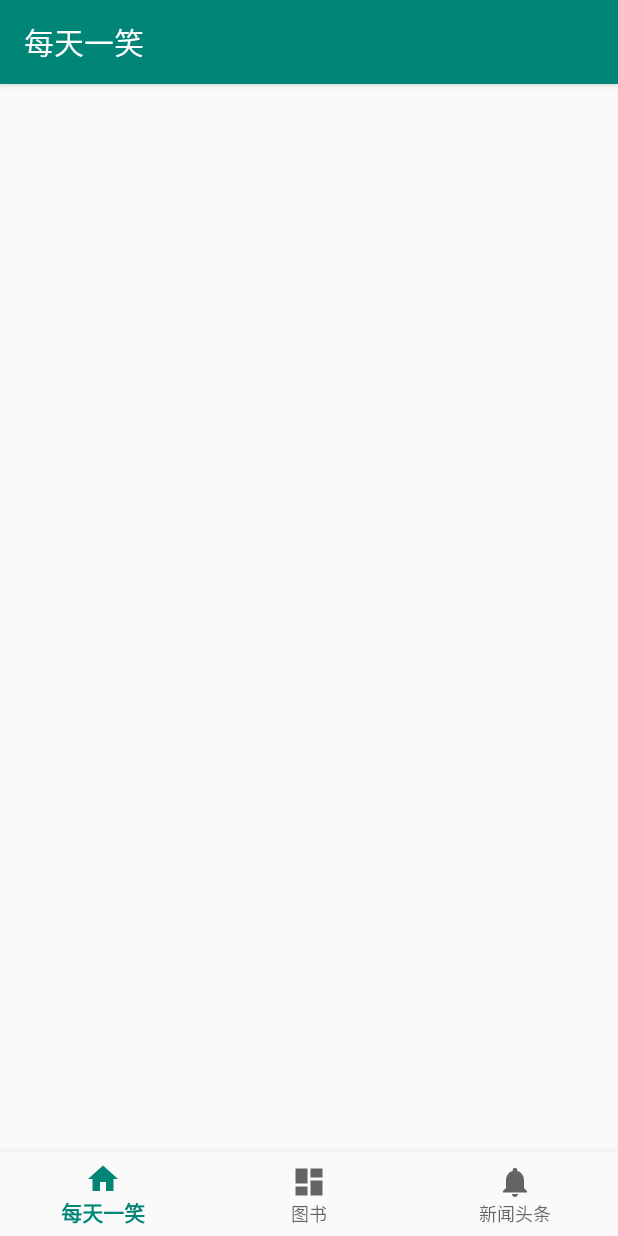
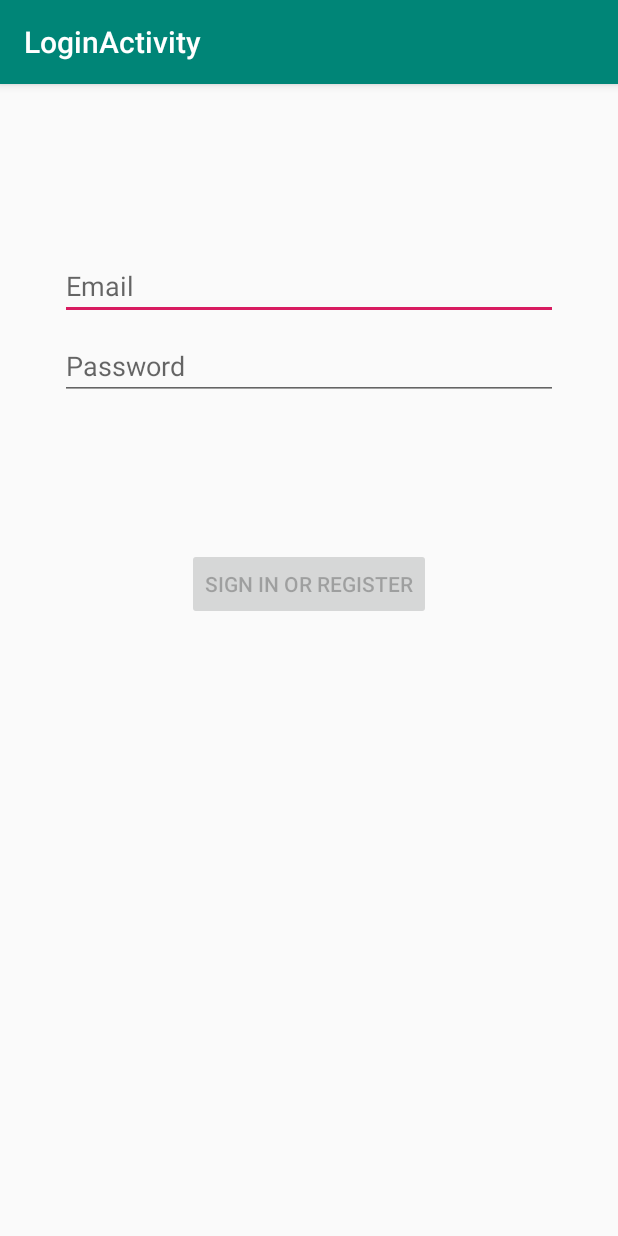
Before and after one commit to 815034762/AndroidFrame, an Android app: the screen it shows after launch (NavigationActivity before the commit, LoginActivity after it), on a phone screen of 412 x 824 dp. Run offline under Robolectric (Android 15) with nearby library versions, the phone set to English and light mode, and no system bars.

Commit message:
添加登录页面

```diff
--- a/app/build.gradle
+++ b/app/build.gradle
@@ -1,4 +1,5 @@
 apply plugin: 'com.android.application'
+apply plugin: 'kotlin-android'
 
 android {
     compileSdkVersion 29
@@ -32,6 +33,7 @@ dependencies {
     implementation 'androidx.navigation:navigation-fragment:2.3.0'
     implementation 'androidx.navigation:navigation-ui:2.3.0'
     implementation 'androidx.lifecycle:lifecycle-extensions:2.2.0'
+    implementation 'androidx.annotation:annotation:1.1.0'
     testImplementation 'junit:junit:4.12'
     androidTestImplementation 'androidx.test:runner:1.2.0'
     androidTestImplementation 'androidx.test.espresso:espresso-core:3.2.0'
--- /dev/null
+++ b/app/src/main/java/com/example/myapplication/ui/login/LoginActivity.kt
@@ -0,0 +1,129 @@
+package com.example.myapplication.ui.login
+
+import android.app.Activity
+import androidx.lifecycle.Observer
+import androidx.lifecycle.ViewModelProviders
+import android.os.Bundle
+import androidx.annotation.StringRes
+import androidx.appcompat.app.AppCompatActivity
+import android.text.Editable
+import android.text.TextWatcher
+import android.view.View
+import android.view.inputmethod.EditorInfo
+import android.widget.Button
+import android.widget.EditText
+import android.widget.ProgressBar
+import android.widget.Toast
+import com.example.myapplication.R
+
+
+class LoginActivity : AppCompatActivity() {
+
+    private lateinit var loginViewModel: LoginViewModel
+
+    override fun onCreate(savedInstanceState: Bundle?) {
+        super.onCreate(savedInstanceState)
+
+        setContentView(R.layout.activity_login)
+
+        val username = findViewById<EditText>(R.id.username)
+        val password = findViewById<EditText>(R.id.password)
+        val login = findViewById<Button>(R.id.login)
+        val loading = findViewById<ProgressBar>(R.id.loading)
+
+        loginViewModel = ViewModelProviders.of(this, LoginViewModelFactory())
+                .get(LoginViewModel::class.java)
+
+        loginViewModel.loginFormState.observe(this@LoginActivity, Observer {
+            val loginState = it ?: return@Observer
+
+            // disable login button unless both username / password is valid
+            login.isEnabled = loginState.isDataValid
+
+            if (loginState.usernameError != null) {
+                username.error = getString(loginState.usernameError)
+            }
+            if (loginState.passwordError != null) {
+                password.error = getString(loginState.passwordError)
+            }
+        })
+
+        loginViewModel.loginResult.observe(this@LoginActivity, Observer {
+            val loginResult = it ?: return@Observer
+
+            loading.visibility = View.GONE
+            if (loginResult.error != null) {
+                showLoginFailed(loginResult.error)
+            }
+            if (loginResult.success != null) {
+                updateUiWithUser(loginResult.success)
+            }
+            setResult(Activity.RESULT_OK)
+
+            //Complete and destroy login activity once successful
+            finish()
+        })
+
+        username.afterTextChanged {
+            loginViewModel.loginDataChanged(
+                    username.text.toString(),
+                    password.text.toString()
+            )
+        }
+
+        password.apply {
+            afterTextChanged {
+                loginViewModel.loginDataChanged(
+                        username.text.toString(),
+                        password.text.toString()
+                )
+            }
+
+            setOnEditorActionListener { _, actionId, _ ->
+                when (actionId) {
+                    EditorInfo.IME_ACTION_DONE ->
+                        loginViewModel.login(
+                                username.text.toString(),
+                                password.text.toString()
+                        )
+                }
+                false
+            }
+
+            login.setOnClickListener {
+                loading.visibility = View.VISIBLE
+                loginViewModel.login(username.text.toString(), password.text.toString())
+            }
+        }
+    }
+
+    private fun updateUiWithUser(model: LoggedInUserView) {
+        val welcome = getString(R.string.welcome)
+        val displayName = model.displayName
+        // TODO : initiate successful logged in experience
+        Toast.makeText(
+                applicationContext,
+                "$welcome $displayName",
+                Toast.LENGTH_LONG
+        ).show()
+    }
+
+    private fun showLoginFailed(@StringRes errorString: Int) {
+        Toast.makeText(applicationContext, errorString, Toast.LENGTH_SHORT).show()
+    }
+}
+
+/**
+ * Extension function to simplify setting an afterTextChanged action to EditText components.
+ */
+fun EditText.afterTextChanged(afterTextChanged: (String) -> Unit) {
+    this.addTextChangedListener(object : TextWatcher {
+        override fun afterTextChanged(editable: Editable?) {
+            afterTextChanged.invoke(editable.toString())
+        }
+
+        override fun beforeTextChanged(s: CharSequence, start: Int, count: Int, after: Int) {}
+
+        override fun onTextChanged(s: CharSequence, start: Int, before: Int, count: Int) {}
+    })
+}
--- /dev/null
+++ b/app/src/main/java/com/example/myapplication/ui/login/LoginViewModelFactory.kt
@@ -0,0 +1,25 @@
+package com.example.myapplication.ui.login
+
+import androidx.lifecycle.ViewModel
+import androidx.lifecycle.ViewModelProvider
+import com.example.myapplication.ui.login.data.LoginDataSource
+import com.example.myapplication.ui.login.data.LoginRepository
+
+/**
+ * ViewModel provider factory to instantiate LoginViewModel.
+ * Required given LoginViewModel has a non-empty constructor
+ */
+class LoginViewModelFactory : ViewModelProvider.Factory {
+
+    @Suppress("UNCHECKED_CAST")
+    override fun <T : ViewModel> create(modelClass: Class<T>): T {
+        if (modelClass.isAssignableFrom(LoginViewModel::class.java)) {
+            return LoginViewModel(
+                    loginRepository = LoginRepository(
+                            dataSource = LoginDataSource()
+                    )
+            ) as T
+        }
+        throw IllegalArgumentException("Unknown ViewModel class")
+    }
+}
--- a/app/src/main/java/com/example/myapplication/ui/notifications/NotificationsFragment.java
+++ b/app/src/main/java/com/example/myapplication/ui/notifications/NotificationsFragment.java
@@ -1,6 +1,7 @@
 package com.example.myapplication.ui.notifications;
 
 import android.os.Bundle;
+import android.util.Log;
 import android.view.LayoutInflater;
 import android.view.View;
 import android.view.ViewGroup;
@@ -38,6 +39,7 @@ public class NotificationsFragment extends Fragment {
         viewModel.getListLiveData().observe(getViewLifecycleOwner(), new Observer<PagedList<Notifications.ResultBean.DataBean>>() {
             @Override
             public void onChanged(PagedList<Notifications.ResultBean.DataBean> notifications) {
+                Log.e("tag","---------data is change-------" + notifications.size());
                 // 再这里更新适配器数据
                 recyclerPagingAdapter.submitList(notifications);
             }
--- /dev/null
+++ b/app/src/main/res/layout/activity_login.xml
@@ -0,0 +1,76 @@
+<?xml version="1.0" encoding="utf-8"?>
+<androidx.constraintlayout.widget.ConstraintLayout xmlns:android="http://schemas.android.com/apk/res/android"
+    xmlns:app="http://schemas.android.com/apk/res-auto"
+    xmlns:tools="http://schemas.android.com/tools"
+    android:id="@+id/container"
+    android:layout_width="match_parent"
+    android:layout_height="match_parent"
+    android:paddingLeft="@dimen/activity_horizontal_margin"
+    android:paddingTop="@dimen/activity_vertical_margin"
+    android:paddingRight="@dimen/activity_horizontal_margin"
+    android:paddingBottom="@dimen/activity_vertical_margin"
+    tools:context=".ui.login.LoginActivity">
+
+    <EditText
+        android:id="@+id/username"
+        android:layout_width="0dp"
+        android:layout_height="wrap_content"
+        android:layout_marginStart="24dp"
+        android:layout_marginTop="96dp"
+        android:layout_marginEnd="24dp"
+        android:hint="@string/prompt_email"
+        android:inputType="textEmailAddress"
+        android:selectAllOnFocus="true"
+        app:layout_constraintEnd_toEndOf="parent"
+        app:layout_constraintStart_toStartOf="parent"
+        app:layout_constraintTop_toTopOf="parent" />
+
+    <EditText
+        android:id="@+id/password"
+        android:layout_width="0dp"
+        android:layout_height="wrap_content"
+        android:layout_marginStart="24dp"
+        android:layout_marginTop="8dp"
+        android:layout_marginEnd="24dp"
+        android:hint="@string/prompt_password"
+        android:imeActionLabel="@string/action_sign_in_short"
+        android:imeOptions="actionDone"
+        android:inputType="textPassword"
+        android:selectAllOnFocus="true"
+        app:layout_constraintEnd_toEndOf="parent"
+        app:layout_constraintStart_toStartOf="parent"
+        app:layout_constraintTop_toBottomOf="@+id/username" />
+
+    <Button
+        android:id="@+id/login"
+        android:layout_width="wrap_content"
+        android:layout_height="wrap_content"
+        android:layout_gravity="start"
+        android:layout_marginStart="48dp"
+        android:layout_marginTop="16dp"
+        android:layout_marginEnd="48dp"
+        android:layout_marginBottom="64dp"
+        android:enabled="false"
+        android:text="@string/action_sign_in"
+        app:layout_constraintBottom_toBottomOf="parent"
+        app:layout_constraintEnd_toEndOf="parent"
+        app:layout_constraintStart_toStartOf="parent"
+        app:layout_constraintTop_toBottomOf="@+id/password"
+        app:layout_constraintVertical_bias="0.2" />
+
+    <ProgressBar
+        android:id="@+id/loading"
+        android:layout_width="wrap_content"
+        android:layout_height="wrap_content"
+        android:layout_gravity="center"
+        android:layout_marginStart="32dp"
+        android:layout_marginTop="64dp"
+        android:layout_marginEnd="32dp"
+        android:layout_marginBottom="64dp"
+        android:visibility="gone"
+        app:layout_constraintBottom_toBottomOf="parent"
+        app:layout_constraintEnd_toEndOf="@+id/password"
+        app:layout_constraintStart_toStartOf="@+id/password"
+        app:layout_constraintTop_toTopOf="parent"
+        app:layout_constraintVertical_bias="0.3" />
+</androidx.constraintlayout.widget.ConstraintLayout>
--- a/app/src/main/res/values/strings.xml
+++ b/app/src/main/res/values/strings.xml
@@ -5,4 +5,13 @@
     <string name="title_home">每天一笑</string>
     <string name="title_dashboard">图书</string>
     <string name="title_notifications">新闻头条</string>
+    <string name="title_activity_login">LoginActivity</string>
+    <string name="prompt_email">Email</string>
+    <string name="prompt_password">Password</string>
+    <string name="action_sign_in">Sign in or register</string>
+    <string name="action_sign_in_short">Sign in</string>
+    <string name="welcome">"Welcome !"</string>
+    <string name="invalid_username">Not a valid username</string>
+    <string name="invalid_password">Password must be >5 characters</string>
+    <string name="login_failed">"Login failed"</string>
 </resources>
--- a/build.gradle
+++ b/build.gradle
@@ -8,7 +8,7 @@ buildscript {
     }
     dependencies {
         classpath 'com.android.tools.build:gradle:3.4.2'
-
+        classpath "org.jetbrains.kotlin:kotlin-gradle-plugin:1.3.30"
         // NOTE: Do not place your application dependencies here; they belong
         // in the individual module build.gradle files
     }
```
Also changed, not shown: app/src/main/AndroidManifest.xml (+20 -10 lines), app/src/main/java/com/example/myapplication/BookDetailActivity.java (+4 -7 lines), app/src/main/java/com/example/myapplication/JetPackApplication.java (+14 -0 lines), app/src/main/java/com/example/myapplication/ui/login/LoggedInUserView.kt (added, +9 -0 lines), app/src/main/java/com/example/myapplication/ui/login/LoginFormState.kt (added, +8 -0 lines), app/src/main/java/com/example/myapplication/ui/login/LoginResult.kt (added, +9 -0 lines), app/src/main/java/com/example/myapplication/ui/login/LoginViewModel.kt (added, +54 -0 lines), app/src/main/java/com/example/myapplication/ui/login/data/LoginDataSource.kt (added, +24 -0 lines), app/src/main/java/com/example/myapplication/ui/login/data/LoginRepository.kt (added, +46 -0 lines), app/src/main/java/com/example/myapplication/ui/login/data/Result.kt (added, +18 -0 lines), app/src/main/java/com/example/myapplication/ui/login/data/model/LoggedInUser.kt (added, +9 -0 lines), app/src/main/java/com/example/myapplication/ui/notifications/NotificationsDataSource.java (+13 -8 lines).
